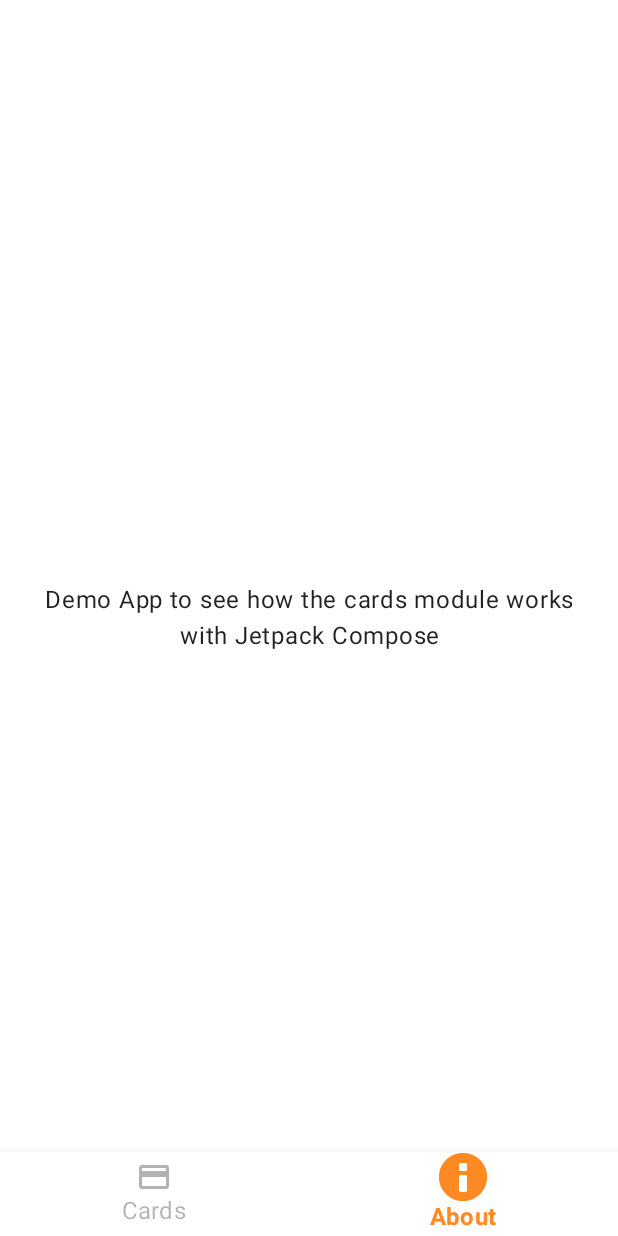
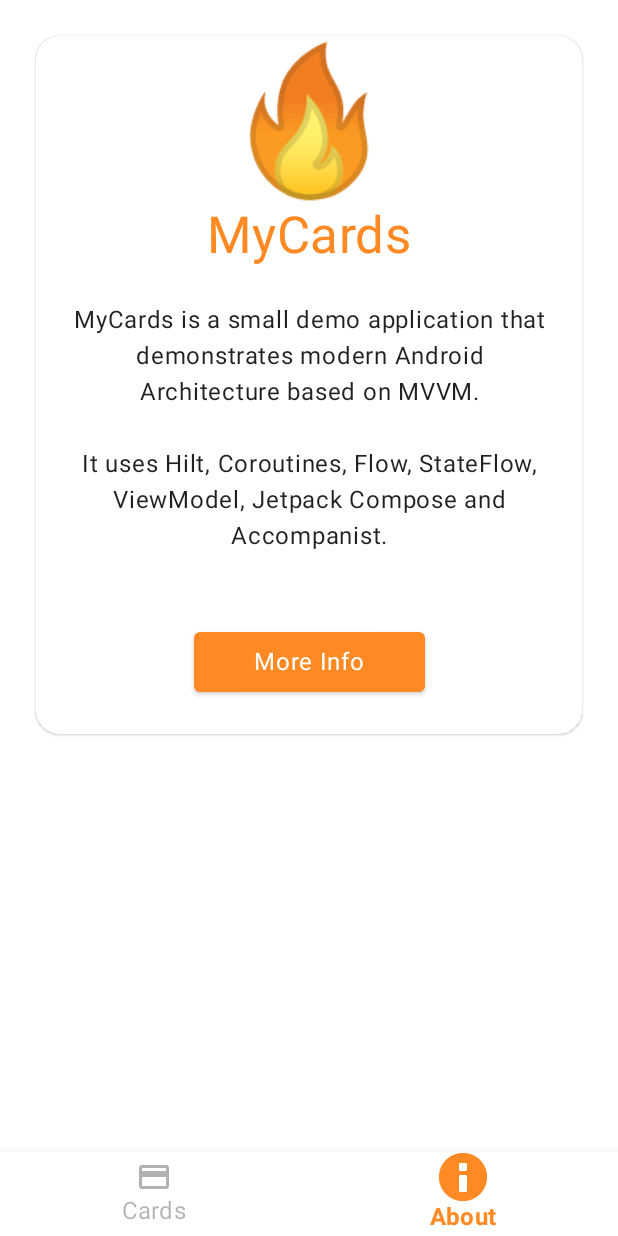
Before and after one commit to Kuruchy/MyCards, an Android app built with Jetpack Compose: the screen it shows after launch (MainActivity), item 2 of the bottom bar chosen, on a phone screen of 412 x 824 dp. Run offline under Robolectric (Android 15) with nearby library versions, the phone set to English and light mode, and no system bars; our stand-ins replace Dagger/Hilt's generated code, Shimmer, accompanist.

Commit message:
Improved About

```diff
--- a/app/src/main/java/com/kurulabs/mycards/MainActivity.kt
+++ b/app/src/main/java/com/kurulabs/mycards/MainActivity.kt
@@ -1,5 +1,7 @@
 package com.kurulabs.mycards
 
+import android.content.Intent
+import android.net.Uri
 import android.os.Bundle
 import androidx.activity.ComponentActivity
 import androidx.activity.compose.setContent
@@ -18,8 +20,15 @@ class MainActivity : ComponentActivity() {
         super.onCreate(savedInstanceState)
         setContent {
             MyCardsTheme {
-                MainScreen(viewModel)
+                MainScreen(
+                    viewModel = viewModel,
+                    navigateToGitHub = ::navigateToGitHub
+                )
             }
         }
     }
+
+    private fun navigateToGitHub() = startActivity(
+        Intent(Intent.ACTION_VIEW, Uri.parse(getString(R.string.gitHubLink)))
+    )
 }
--- a/app/src/main/java/com/kurulabs/mycards/ui/composable/about/About.kt
+++ b/app/src/main/java/com/kurulabs/mycards/ui/composable/about/About.kt
@@ -1,33 +1,64 @@
 package com.kurulabs.mycards.ui.composable.about
 
-import androidx.compose.foundation.layout.Arrangement
 import androidx.compose.foundation.layout.Column
-import androidx.compose.foundation.layout.fillMaxSize
 import androidx.compose.foundation.layout.padding
+import androidx.compose.foundation.layout.wrapContentSize
+import androidx.compose.material.Button
+import androidx.compose.material.Card
 import androidx.compose.material.MaterialTheme.typography
 import androidx.compose.material.Text
 import androidx.compose.runtime.Composable
 import androidx.compose.ui.Alignment
 import androidx.compose.ui.Modifier
-import androidx.compose.ui.res.stringResource
 import androidx.compose.ui.text.style.TextAlign
 import androidx.compose.ui.unit.dp
-import com.kurulabs.mycards.R
+import com.kurulabs.mycards.ui.theme.BaseRoundedCornersShape
+import com.kurulabs.mycards.ui.theme.Orange
 
 @Composable
-fun About() {
-
-    Column(
+fun About(
+    onClick: () -> Unit
+) {
+    Card(
         modifier = Modifier
-            .fillMaxSize()
-            .padding(16.dp),
-        horizontalAlignment = Alignment.CenterHorizontally,
-        verticalArrangement = Arrangement.Center
+            .wrapContentSize()
+            .padding(24.dp),
+        shape = BaseRoundedCornersShape
     ) {
-        Text(
-            text = "Demo App to see how the cards module works with Jetpack Compose",
-            style = typography.body1,
-            textAlign = TextAlign.Center
-        )
+        Column() {
+            Text(
+                modifier = Modifier
+                    .padding(horizontal = 24.dp)
+                    .align(Alignment.CenterHorizontally),
+                text = "🔥",
+                style = typography.h1
+            )
+            Text(
+                modifier = Modifier
+                    .padding(horizontal = 24.dp)
+                    .align(Alignment.CenterHorizontally),
+                text = "MyCards",
+                style = typography.h4.copy(color = Orange)
+            )
+            Text(
+                modifier = Modifier.padding(24.dp),
+                text = "MyCards is a small demo application that demonstrates modern Android Architecture based on MVVM.\n\nIt uses Hilt, Coroutines, Flow, StateFlow, ViewModel, Jetpack Compose and Accompanist.",
+                style = typography.body1,
+                textAlign = TextAlign.Center
+            )
+            Button(
+                modifier = Modifier
+                    .padding(24.dp)
+                    .align(Alignment.CenterHorizontally),
+                onClick = onClick
+            ) {
+                Text(
+                    modifier = Modifier
+                        .padding(horizontal = 24.dp),
+                    text = "More Info",
+                    style = typography.body1
+                )
+            }
+        }
     }
 }
--- a/app/src/main/java/com/kurulabs/mycards/ui/composable/main/MainScreen.kt
+++ b/app/src/main/java/com/kurulabs/mycards/ui/composable/main/MainScreen.kt
@@ -26,7 +26,7 @@ import kotlinx.coroutines.flow.update
 private val DEFAULT_SCREEN = BottomNavigationScreens.Home
 
 @Composable
-fun MainScreen(viewModel: CardViewModel) {
+fun MainScreen(viewModel: CardViewModel, navigateToGitHub: () -> Unit) {
     val navController = rememberNavController()
     val scaffoldState = rememberScaffoldState(rememberDrawerState(DrawerValue.Closed))
     var carouselIndex by remember { mutableStateOf(0) }
@@ -77,7 +77,7 @@ fun MainScreen(viewModel: CardViewModel) {
                     )
                 }
                 composable(BottomNavigationScreens.About.route) {
-                    About()
+                    About(onClick = navigateToGitHub)
                 }
             }
         },
--- a/app/src/main/res/values/strings.xml
+++ b/app/src/main/res/values/strings.xml
@@ -4,4 +4,6 @@
     <!-- Navigation -->
     <string name="navigation_cards">Cards</string>
     <string name="navigation_about">About</string>
+
+    <string name="gitHubLink" translatable="false">https://github.com/Kuruchy/MyCards</string>
 </resources>
```
Also changed, not shown: 1 other file.
